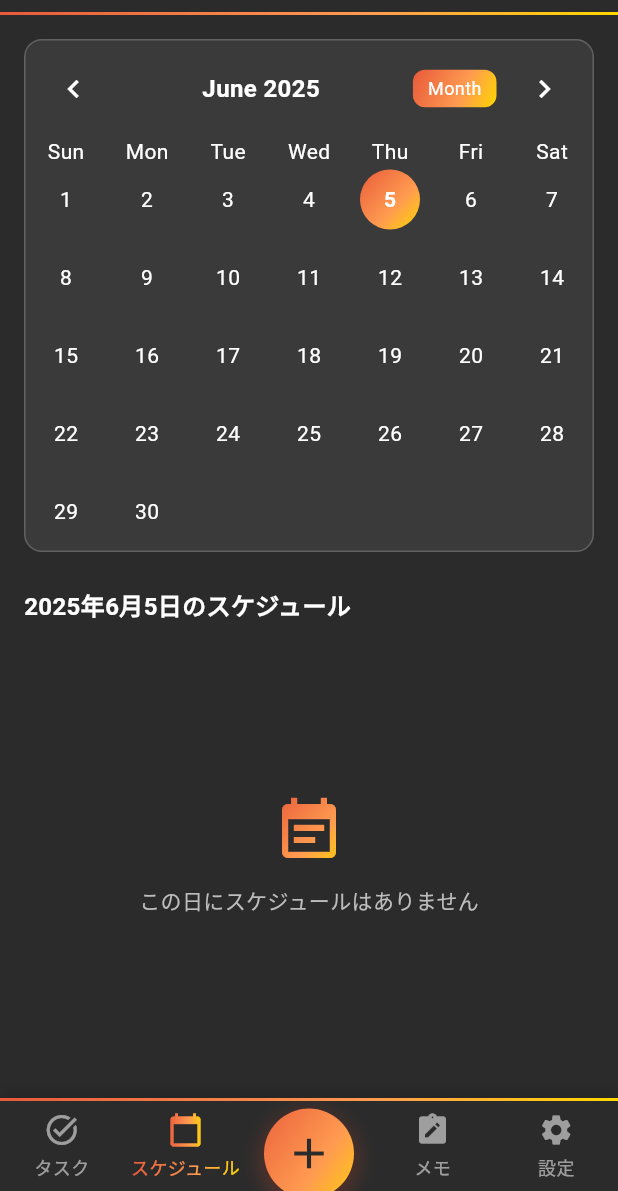
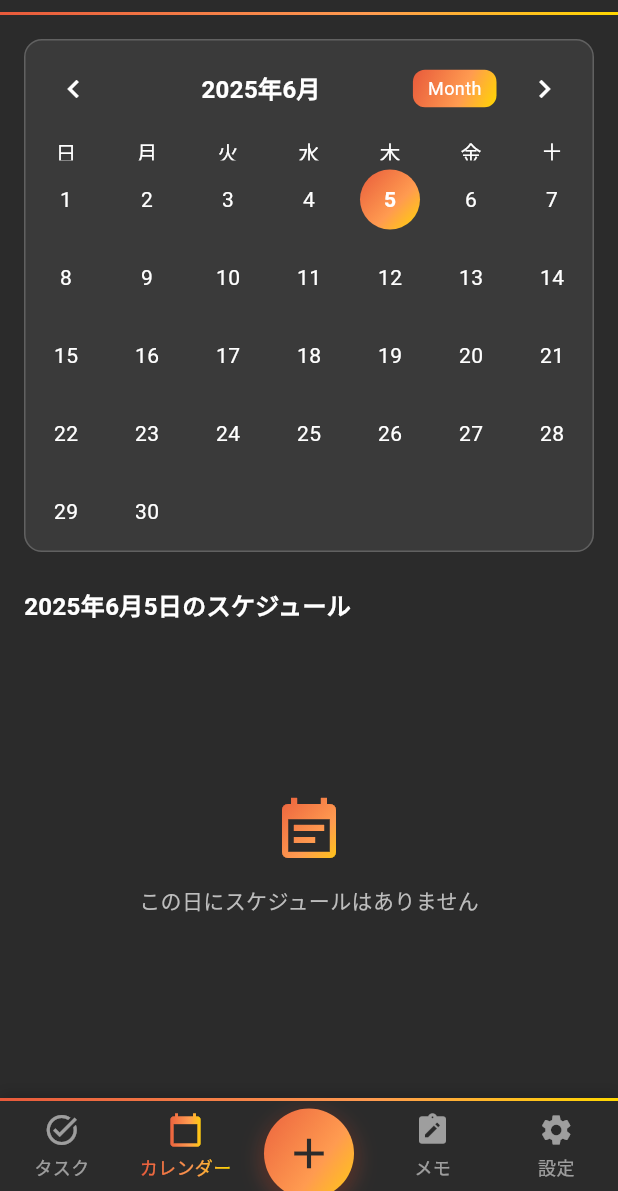
Before and after one commit to Kamon-Tahara-504/ThisOne-NewRepository, a Flutter app: the screen it shows after launch, item 2 of the bottom bar chosen, on a phone screen of 412 x 824 dp, the part 45-1236 px from its top. Run offline on Flutter 3.47's test engine with Material 3 defaults, Android fonts, the light colour scheme and no system bars; drawn by our look-alikes of table_calendar; our stand-ins replace google_fonts, supabase_flutter; accounts and stored records are empty.

Commit message:
v1.1.1-dev カレンダーの日本語対応

```diff
--- a/lib/main.dart
+++ b/lib/main.dart
@@ -1,4 +1,5 @@
 import 'package:flutter/material.dart';
+import 'package:flutter_localizations/flutter_localizations.dart';
 import 'package:google_fonts/google_fonts.dart';
 import 'gradients.dart';
 import 'supabase_config.dart';
@@ -24,6 +25,17 @@ class MyApp extends StatelessWidget {
   Widget build(BuildContext context) {
     return MaterialApp(
       title: 'ThisOne',
+      // 日本語ロケール設定
+      locale: const Locale('ja', 'JP'),
+      localizationsDelegates: const [
+        GlobalMaterialLocalizations.delegate,
+        GlobalWidgetsLocalizations.delegate,
+        GlobalCupertinoLocalizations.delegate,
+      ],
+      supportedLocales: const [
+        Locale('ja', 'JP'), // 日本語
+        Locale('en', 'US'), // 英語（フォールバック）
+      ],
       theme: ThemeData(
         colorScheme: ColorScheme.dark(
           primary: const Color(0xFFE85A3B), // 赤みの強いオレンジ（画像の色に近い）
@@ -215,7 +227,7 @@ class _MainScreenState extends State<MainScreen> {
                   child: Row(
                     children: [
                       _buildNavItem(0, Icons.task_alt, 'タスク'),
-                      _buildNavItem(1, Icons.calendar_today, 'スケジュール'),
+                      _buildNavItem(1, Icons.calendar_today, 'カレンダー'),
                       _buildCreateButton(),
                       _buildNavItem(3, Icons.note_alt, 'メモ'),
                       _buildNavItem(4, Icons.settings, '設定'),
--- a/lib/screens/schedule_screen.dart
+++ b/lib/screens/schedule_screen.dart
@@ -1,5 +1,6 @@
 import 'package:flutter/material.dart';
 import 'package:table_calendar/table_calendar.dart';
+import 'package:intl/intl.dart';
 import '../gradients.dart';
 
 class ScheduleScreen extends StatefulWidget {
@@ -84,6 +85,7 @@ class _ScheduleScreenState extends State<ScheduleScreen> {
               calendarFormat: _calendarFormat,
               eventLoader: _getSchedulesForDate,
               startingDayOfWeek: StartingDayOfWeek.sunday,
+              locale: 'ja_JP',
               calendarStyle: CalendarStyle(
                 // 背景色
                 outsideDaysVisible: false,
@@ -141,10 +143,27 @@ class _ScheduleScreenState extends State<ScheduleScreen> {
                   fontSize: 16,
                   fontWeight: FontWeight.w600,
                 ),
+                titleTextFormatter: (date, locale) {
+                  return DateFormat.yMMMM('ja_JP').format(date);
+                },
               ),
               daysOfWeekStyle: const DaysOfWeekStyle(
                 weekendStyle: TextStyle(color: Colors.white),
                 weekdayStyle: TextStyle(color: Colors.white),
+              ),
+              calendarBuilders: CalendarBuilders(
+                dowBuilder: (context, day) {
+                  final weekdays = ['日', '月', '火', '水', '木', '金', '土'];
+                  return Center(
+                    child: Text(
+                      weekdays[day.weekday % 7],
+                      style: const TextStyle(
+                        color: Colors.white,
+                        fontWeight: FontWeight.w500,
+                      ),
+                    ),
+                  );
+                },
               ),
               onDaySelected: (selectedDay, focusedDay) {
                 setState(() {
--- a/pubspec.yaml
+++ b/pubspec.yaml
@@ -41,6 +41,11 @@ dependencies:
 
   # Google Fonts for custom typography
   google_fonts: ^6.1.0
+
+  # Internationalization support
+  intl: ^0.19.0
+  flutter_localizations:
+    sdk: flutter
 
 dev_dependencies:
   flutter_test:
```
Also changed, not shown: pubspec.lock.
